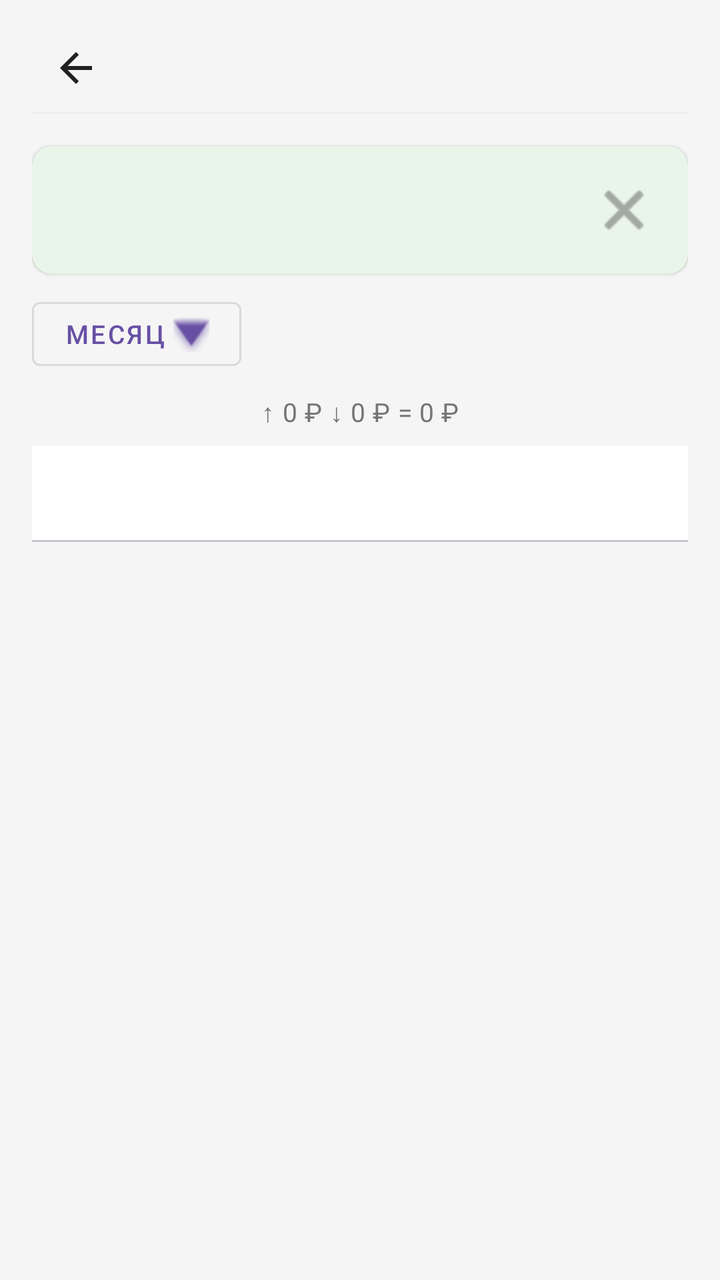
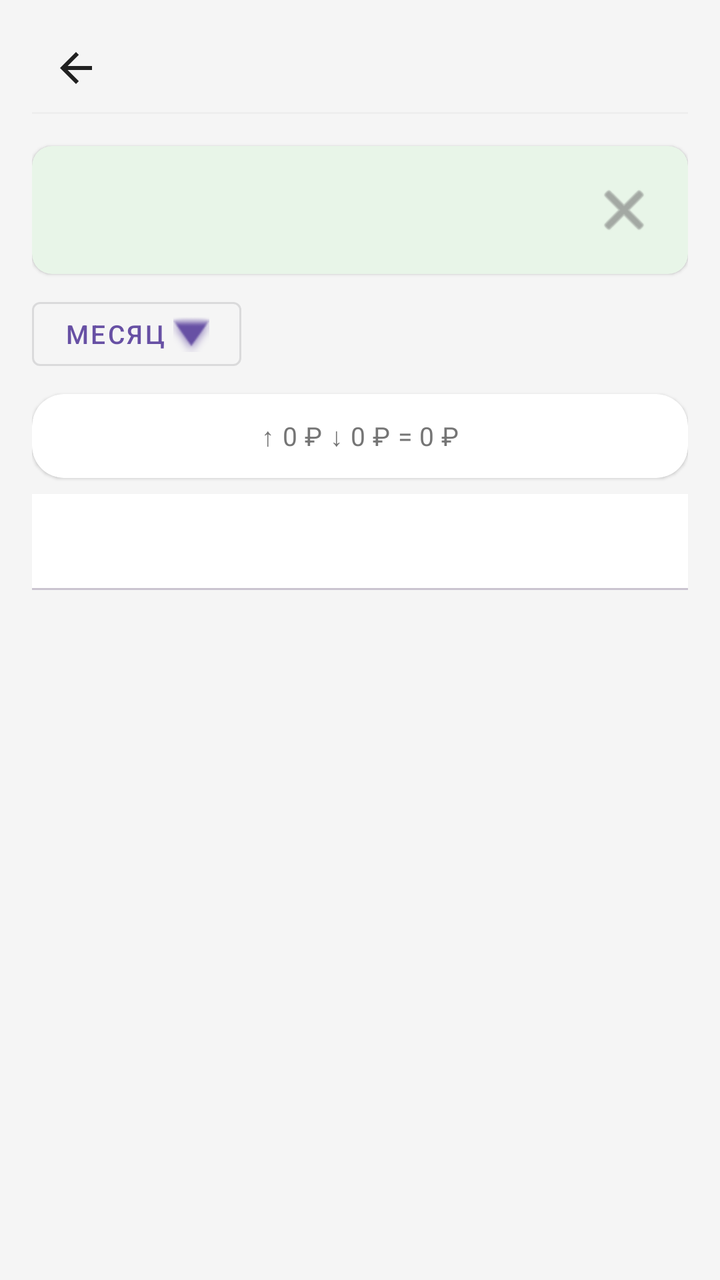

Compare the two renders of this Android layout. The source of the first and the diff that turns it into the second are given below.
<!-- AndroidManifest.xml: application theme Theme.MyBudget -->
<!-- res/layout/activity_transactions.xml -->
<?xml version="1.0" encoding="utf-8"?>
<LinearLayout xmlns:android="http://schemas.android.com/apk/res/android" xmlns:app="http://schemas.android.com/apk/res-auto"
    android:orientation="vertical"
    android:background="@color/background_light"
    android:paddingLeft="@dimen/space_16"
    android:paddingTop="@dimen/space_12"
    android:paddingRight="@dimen/space_16"
    android:paddingBottom="@dimen/space_16"
    android:layout_width="match_parent"
    android:layout_height="match_parent"
    android:paddingHorizontal="@dimen/space_16">
    <include
        android:layout_width="match_parent"
        android:layout_height="wrap_content"
        android:layout_marginBottom="@dimen/space_8"
        layout="@layout/include_screen_header"/>
    <include
        android:id="@+id/transactionsHint"
        android:layout_width="match_parent"
        android:layout_height="wrap_content"
        android:layout_marginBottom="@dimen/space_8"
        layout="@layout/include_dismissible_hint"/>
    <LinearLayout
        android:gravity="center_vertical"
        android:orientation="horizontal"
        android:layout_width="match_parent"
        android:layout_height="wrap_content"
        android:layout_marginBottom="@dimen/space_8">
        <com.google.android.material.button.MaterialButton
            android:textSize="13sp"
            android:id="@+id/periodFilterChip"
            android:layout_width="wrap_content"
            android:layout_height="wrap_content"
            android:minHeight="@dimen/touch_min_size"
            android:text="@string/transactions_filter_month"
            app:icon="@android:drawable/arrow_down_float"
            app:iconGravity="end"
            style="@style/Widget.MaterialComponents.Button.OutlinedButton"/>
    </LinearLayout>
    <LinearLayout
        android:gravity="center_vertical"
        android:orientation="horizontal"
        android:id="@+id/searchPanel"
        android:background="@drawable/edittext_border"
        android:paddingLeft="@dimen/space_8"
        android:paddingRight="@dimen/space_8"
        android:visibility="gone"
        android:layout_width="match_parent"
        android:layout_height="wrap_content"
        android:layout_marginBottom="@dimen/space_8"
        android:paddingHorizontal="@dimen/space_8">
        <EditText
            android:textSize="13sp"
            android:textColor="@color/text_primary"
            android:id="@+id/searchEditText"
            android:background="@android:color/transparent"
            android:paddingTop="@dimen/space_8"
            android:paddingBottom="@dimen/space_8"
            android:layout_width="0dp"
            android:layout_height="wrap_content"
            android:hint="@string/transactions_search_hint"
            android:layout_weight="1"
            android:inputType="text"
            android:imeOptions="actionSearch"
            android:paddingVertical="@dimen/space_8"/>
        <ImageButton
            android:id="@+id/searchClearButton"
            android:background="?attr/selectableItemBackgroundBorderless"
            android:padding="@dimen/space_8"
            android:visibility="gone"
            android:layout_width="@dimen/touch_min_size"
            android:layout_height="@dimen/touch_min_size"
            android:src="@android:drawable/ic_menu_close_clear_cancel"
            android:contentDescription="@string/transactions_search_clear"
            app:tint="@color/text_secondary"/>
    </LinearLayout>
    <TextView
        android:textSize="13sp"
        android:gravity="center"
        android:id="@+id/summaryText"
        android:layout_width="match_parent"
        android:layout_height="wrap_content"
        android:layout_marginBottom="@dimen/space_8"
        android:text="@string/transactions_summary_default"
        style="@style/Text.MyBudget.Subtitle"/>
    <com.google.android.material.tabs.TabLayout
        android:id="@+id/typeTabLayout"
        android:layout_width="match_parent"
        android:layout_height="wrap_content"
        android:layout_marginBottom="@dimen/space_4"
        app:tabGravity="fill"
        app:tabIndicatorColor="@color/budget_blue"
        app:tabMode="fixed"
        app:tabSelectedTextColor="@color/budget_blue"
        app:tabTextColor="@color/text_secondary"/>
    <androidx.recyclerview.widget.RecyclerView
        android:id="@+id/transactionsRecyclerView"
        android:paddingBottom="@dimen/space_8"
        android:clipToPadding="false"
        android:layout_width="match_parent"
        android:layout_height="0dp"
        android:layout_weight="1"/>
    <LinearLayout
        android:gravity="center"
        android:orientation="vertical"
        android:id="@+id/transactionsEmptyState"
        android:paddingLeft="@dimen/space_8"
        android:paddingRight="@dimen/space_8"
        android:visibility="gone"
        android:layout_width="match_parent"
        android:layout_height="0dp"
        android:layout_weight="1"
        android:paddingHorizontal="@dimen/space_8">
        <TextView
            android:textSize="14sp"
            android:id="@+id/transactionsEmptyText"
            android:layout_width="wrap_content"
            android:layout_height="wrap_content"
            android:text="@string/transactions_empty_filter"
            style="@style/Text.MyBudget.Subtitle"/>
        <Button
            android:id="@+id/resetFiltersButton"
            android:layout_width="wrap_content"
            android:layout_height="wrap_content"
            android:layout_marginTop="@dimen/space_10"
            android:text="@string/transactions_reset_filter"/>
    </LinearLayout>
</LinearLayout>
<!-- res/layout/include_screen_header.xml (included above) -->
<?xml version="1.0" encoding="utf-8"?>
<LinearLayout xmlns:android="http://schemas.android.com/apk/res/android"
    android:layout_width="match_parent"
    android:layout_height="wrap_content"
    android:orientation="vertical">

    <include layout="@layout/include_compact_toolbar" />

    <View
        android:layout_width="match_parent"
        android:layout_height="1dp"
        android:layout_marginBottom="@dimen/space_8"
        android:background="@color/border_light" />
</LinearLayout>
<!-- res/layout/include_dismissible_hint.xml (included above) -->
<?xml version="1.0" encoding="utf-8"?>
<androidx.cardview.widget.CardView xmlns:android="http://schemas.android.com/apk/res/android" xmlns:app="http://schemas.android.com/apk/res-auto"
    android:id="@+id/screenHintCard"
    android:layout_width="match_parent"
    android:layout_height="wrap_content"
    android:layout_marginBottom="@dimen/space_8"
    app:cardBackgroundColor="@color/primary_green_light"
    style="@style/Card.MyBudget.Surface.Small">
    <LinearLayout
        android:orientation="vertical"
        android:padding="@dimen/space_10"
        android:layout_width="match_parent"
        android:layout_height="wrap_content">
        <LinearLayout
            android:gravity="center_vertical"
            android:orientation="horizontal"
            android:layout_width="match_parent"
            android:layout_height="wrap_content">
            <TextView
                android:textSize="13sp"
                android:textColor="@color/text_primary"
                android:id="@+id/screenHintText"
                android:layout_width="0dp"
                android:layout_height="wrap_content"
                android:layout_weight="1"
                android:lineSpacingExtra="@dimen/space_2"
                style="@style/Text.MyBudget.Subtitle"/>
            <ImageButton
                android:id="@+id/screenHintDismiss"
                android:background="?attr/selectableItemBackgroundBorderless"
                android:padding="@dimen/space_8"
                android:layout_width="@dimen/touch_min_size"
                android:layout_height="@dimen/touch_min_size"
                android:src="@android:drawable/ic_menu_close_clear_cancel"
                android:contentDescription="@string/hint_dismiss"
                app:tint="@color/text_secondary"/>
        </LinearLayout>
        <TextView
            android:textSize="12sp"
            android:textColor="@color/budget_blue"
            android:id="@+id/screenHintHelp"
            android:background="?attr/selectableItemBackground"
            android:paddingTop="@dimen/space_2"
            android:paddingBottom="@dimen/space_2"
            android:focusable="true"
            android:visibility="gone"
            android:clickable="true"
            android:layout_width="wrap_content"
            android:layout_height="wrap_content"
            android:layout_marginTop="@dimen/space_4"
            android:text="@string/hint_open_help"
            android:paddingVertical="@dimen/space_2"
            style="@style/Text.MyBudget.Subtitle"/>
    </LinearLayout>
</androidx.cardview.widget.CardView>
<!-- res/layout/include_compact_toolbar.xml (included above) -->
<?xml version="1.0" encoding="utf-8"?>
<LinearLayout xmlns:android="http://schemas.android.com/apk/res/android" xmlns:app="http://schemas.android.com/apk/res-auto"
    android:gravity="center_vertical"
    android:orientation="horizontal"
    android:id="@+id/screenHeaderRoot"
    android:layout_width="match_parent"
    android:layout_height="wrap_content"
    android:minHeight="@dimen/touch_min_size">
    <ImageButton
        android:id="@+id/screenHeaderBack"
        android:background="?attr/selectableItemBackgroundBorderless"
        android:padding="@dimen/space_8"
        android:layout_width="@dimen/touch_min_size"
        android:layout_height="@dimen/touch_min_size"
        android:src="@drawable/ic_arrow_back"
        android:scaleType="centerInside"
        android:contentDescription="@string/nav_back"
        app:tint="@color/text_primary"/>
    <TextView
        android:textSize="18sp"
        android:id="@+id/screenHeaderEmoji"
        android:visibility="gone"
        android:layout_width="wrap_content"
        android:layout_height="wrap_content"
        android:layout_marginStart="@dimen/space_2"/>
    <TextView
        android:textSize="20sp"
        android:ellipsize="end"
        android:id="@+id/screenHeaderTitle"
        android:layout_width="0dp"
        android:layout_height="wrap_content"
        android:maxLines="1"
        android:layout_weight="1"
        android:layout_marginStart="@dimen/space_4"
        style="@style/Text.MyBudget.Title"/>
    <ImageButton
        android:id="@+id/screenHeaderAction"
        android:background="?attr/selectableItemBackgroundBorderless"
        android:padding="@dimen/space_8"
        android:visibility="gone"
        android:layout_width="@dimen/touch_min_size"
        android:layout_height="@dimen/touch_min_size"
        android:src="@android:drawable/ic_menu_more"
        android:contentDescription="@string/transactions_more_menu"
        app:tint="@color/text_secondary"/>
    <ImageButton
        android:id="@+id/screenHeaderActionSecondary"
        android:background="?attr/selectableItemBackgroundBorderless"
        android:padding="@dimen/space_8"
        android:visibility="gone"
        android:layout_width="@dimen/touch_min_size"
        android:layout_height="@dimen/touch_min_size"
        android:src="@android:drawable/ic_menu_search"
        android:contentDescription="@string/transactions_search_submit"
        app:tint="@color/budget_blue"/>
</LinearLayout>
<!-- resources referenced by this layout -->
<resources>
  <color name="background_light">#f5f5f5</color>
  <color name="border_light">#eeeeee</color>
  <color name="budget_blue">#2196f3</color>
  <color name="primary_green_light">#e8f5e8</color>
  <color name="text_primary">#212121</color>
  <color name="text_secondary">#757575</color>
  <dimen name="space_10">10dp</dimen>
  <dimen name="space_12">12dp</dimen>
  <dimen name="space_16">16dp</dimen>
  <dimen name="space_2">2dp</dimen>
  <dimen name="space_4">4dp</dimen>
  <dimen name="space_8">8dp</dimen>
  <dimen name="touch_min_size">44dp</dimen>
  <!-- drawable edittext_border (drawable) -->
  <?xml version="1.0" encoding="utf-8"?>
  <shape xmlns:android="http://schemas.android.com/apk/res/android">
      <solid android:color="@color/card_background_white"/>
      <stroke
          android:width="1dp"
          android:color="@color/border_light"/>
      <corners android:radius="@dimen/radius_8"/>
  </shape>
  <!-- drawable ic_arrow_back (drawable) -->
  <?xml version="1.0" encoding="utf-8"?>
  <vector xmlns:android="http://schemas.android.com/apk/res/android"
      android:height="24dp"
      android:width="24dp"
      android:viewportWidth="24"
      android:viewportHeight="24">
      <path
          android:fillColor="@color/text_primary"
          android:pathData="M20,11H7.83l5.59,-5.59L12,4l-8,8 8,8 1.41,-1.41L7.83,13H20v-2z"/>
  </vector>
  <string name="hint_dismiss">Скрыть подсказку</string>
  <string name="hint_open_help">Подробная инструкция →</string>
  <string name="nav_back">Назад</string>
  <string name="transactions_empty_filter">По выбранным фильтрам операций нет</string>
  <string name="transactions_filter_month">Месяц</string>
  <string name="transactions_more_menu">Дополнительно</string>
  <string name="transactions_reset_filter">Сбросить фильтр</string>
  <string name="transactions_search_clear">Очистить поиск</string>
  <string name="transactions_search_hint">Введите сумму или текст</string>
  <string name="transactions_search_submit">Искать</string>
  <string name="transactions_summary_default">↑ 0 ₽ ↓ 0 ₽ = 0 ₽</string>
  <style name="Card.MyBudget.Surface.Small" parent="@style/Card.MyBudget.Surface">
      <item name="cardCornerRadius">@dimen/radius_10</item>
    </style>
  <style name="Text.MyBudget.Subtitle" parent="@style/Text.MyBudget">
      <item name="android:textSize">12sp</item>
      <item name="android:textColor">@color/text_secondary</item>
    </style>
  <style name="Text.MyBudget.Title" parent="@style/Text.MyBudget">
      <item name="android:textSize">18sp</item>
      <item name="android:textStyle">bold</item>
      <item name="android:textColor">@color/text_primary</item>
    </style>
  <style name="Theme.MyBudget" parent="@style/Base.Theme.MyBudget" />
  <color name="card_background_white">#ffffff</color>
  <dimen name="radius_8">8dp</dimen>
  <style name="Card.MyBudget.Surface" parent="">
      <item name="cardBackgroundColor">@color/card_background_white</item>
      <item name="cardCornerRadius">@dimen/radius_16</item>
      <item name="cardElevation">@dimen/card_elevation_low</item>
    </style>
  <dimen name="radius_10">10dp</dimen>
  <style name="Text.MyBudget" parent="@style/TextAppearance.Material3.BodyMedium" />
  <dimen name="radius_16">16dp</dimen>
  <dimen name="card_elevation_low">1dp</dimen>
  <color name="md_theme_onPrimary">#ffffff</color>
  <color name="md_theme_onSurface">#1d1b20</color>
  <color name="md_theme_outline">#79747e</color>
  <color name="md_theme_primary">#6750a4</color>
  <color name="md_theme_surface">#ffffff</color>
  <color name="md_theme_surfaceVariant">#e7e0ec</color>
  <!-- unchanged entries left out for length: 1 -->
</resources>

<!-- the commit's change to res/layout/activity_transactions.xml (unified diff, before → after) -->
@@ -74,15 +74,21 @@
             android:contentDescription="@string/transactions_search_clear"
             app:tint="@color/text_secondary"/>
     </LinearLayout>
-    <TextView
-        android:textSize="13sp"
-        android:gravity="center"
-        android:id="@+id/summaryText"
-        android:layout_width="match_parent"
-        android:layout_height="wrap_content"
-        android:layout_marginBottom="@dimen/space_8"
-        android:text="@string/transactions_summary_default"
-        style="@style/Text.MyBudget.Subtitle"/>
+        <androidx.cardview.widget.CardView
+            android:layout_width="match_parent"
+            android:layout_height="wrap_content"
+            android:layout_marginBottom="@dimen/space_8"
+            style="@style/Card.MyBudget.Surface">
+            <TextView
+                android:textSize="13sp"
+                android:gravity="center"
+                android:id="@+id/summaryText"
+                android:padding="@dimen/space_12"
+                android:layout_width="match_parent"
+                android:layout_height="wrap_content"
+                android:text="@string/transactions_summary_default"
+                style="@style/Text.MyBudget.Subtitle"/>
+        </androidx.cardview.widget.CardView>
     <com.google.android.material.tabs.TabLayout
         android:id="@+id/typeTabLayout"
         android:layout_width="match_parent"
